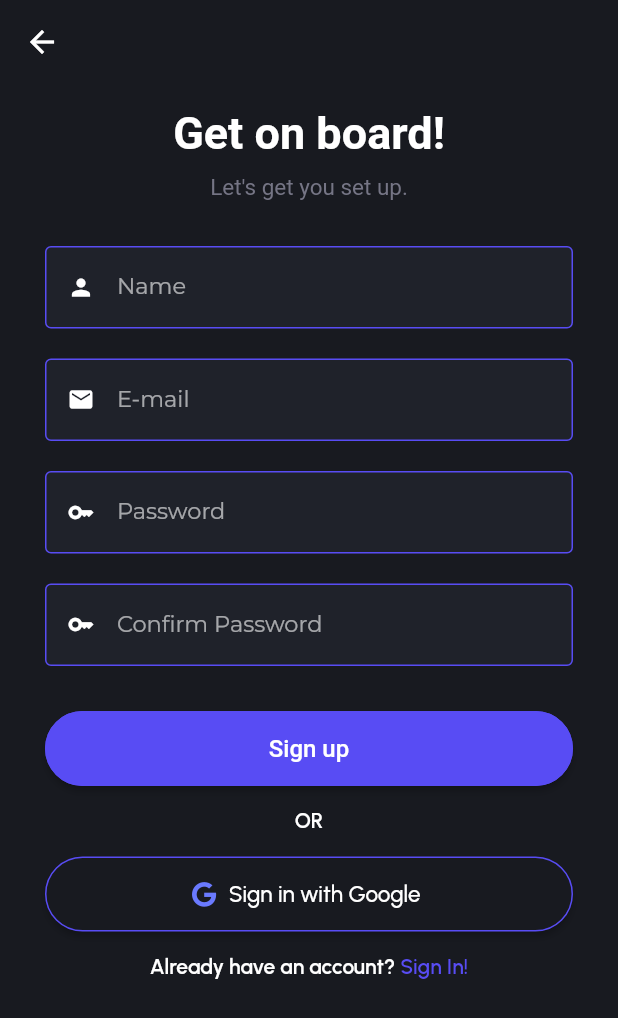
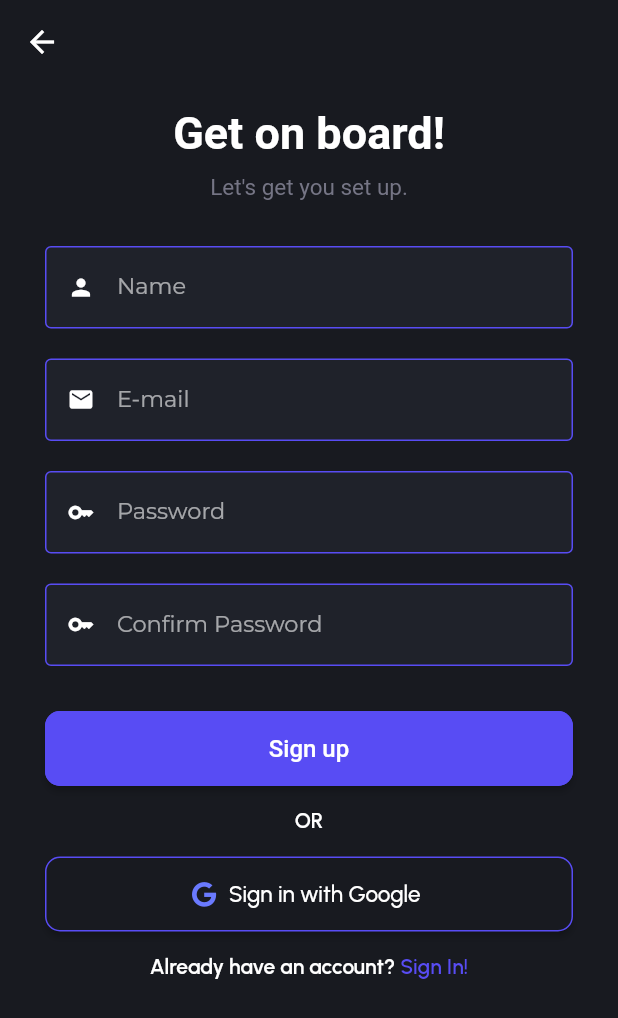
Before and after one commit to Xe-nor/CampusKonnect, a Flutter app: the Signupscreen screen opened by its route, on a phone screen of 412 x 824 dp. Shown: the top 1018 px of the screen. Run offline on Flutter 3.47's test engine with Material 2 defaults, Android fonts, the phone set to English and light mode, and no system bars; drawn by our look-alikes of keyboard_dismisser; our stand-ins replace firebase_auth, firebase_core, flutter_otp_text_field, flutter_snake_navigationbar, font_awesome_flutter, get and 3 more; missing offline and left inert: neopop; accounts and stored records are empty; project files that could hold a hidden picture were left out.

Commit message:
Update signup.dart

```diff
--- a/lib/pages/signup.dart
+++ b/lib/pages/signup.dart
@@ -233,10 +233,13 @@ class _SignupscreenState extends State<Signupscreen> {
                             });
                           },
                           style: ElevatedButton.styleFrom(
-                              backgroundColor: Appcolors.buttoncolor,
-                              shape: const StadiumBorder(
-                                  side: BorderSide(
-                                      color: Appcolors.buttoncolor))),
+                            backgroundColor: Appcolors.buttoncolor,
+                            shape: const RoundedRectangleBorder(
+                              borderRadius:
+                                  BorderRadius.all(Radius.circular(10)),
+                              side: BorderSide(color: Appcolors.buttoncolor),
+                            ),
+                          ),
                           child: const Text(
                             "Sign up",
                             style: TextStyle(
@@ -261,10 +264,13 @@ class _SignupscreenState extends State<Signupscreen> {
                         height: 50,
                         child: ElevatedButton.icon(
                           style: ElevatedButton.styleFrom(
-                              backgroundColor: Appcolors.darkprimary,
-                              shape: const StadiumBorder(
-                                  side: BorderSide(
-                                      color: Appcolors.buttoncolor))),
+                            backgroundColor: Appcolors.darkprimary,
+                            shape: const RoundedRectangleBorder(
+                              borderRadius:
+                                  BorderRadius.all(Radius.circular(10)),
+                              side: BorderSide(color: Appcolors.buttoncolor),
+                            ),
+                          ),
                           onPressed: () async {
                             //here sign in with google
                             await FirebaseServices().signInwithGoogle();
```
